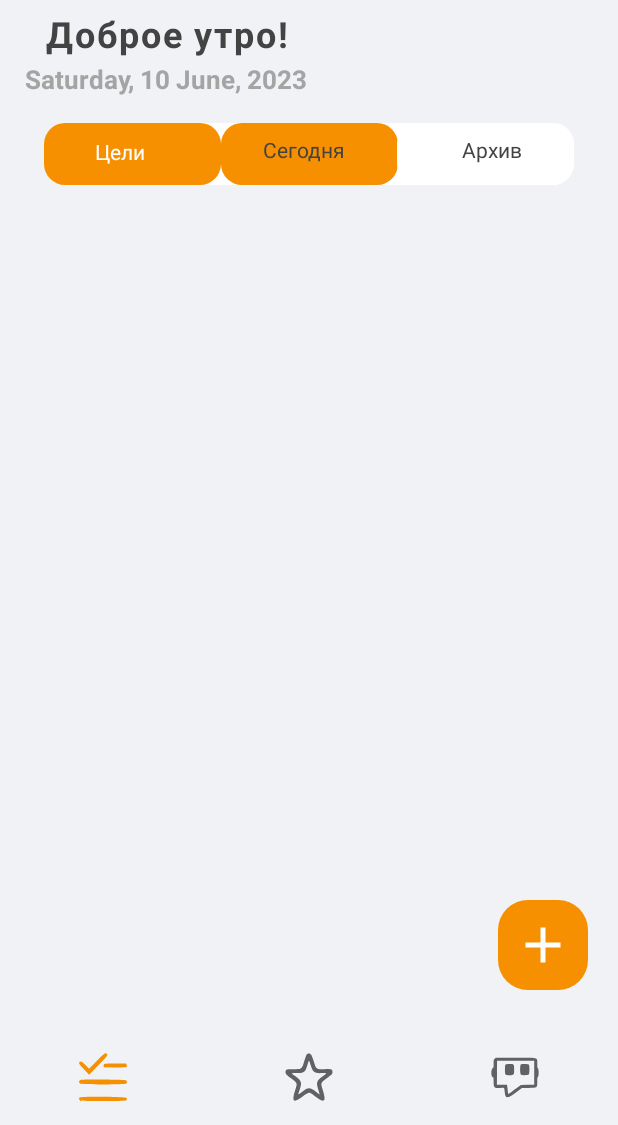
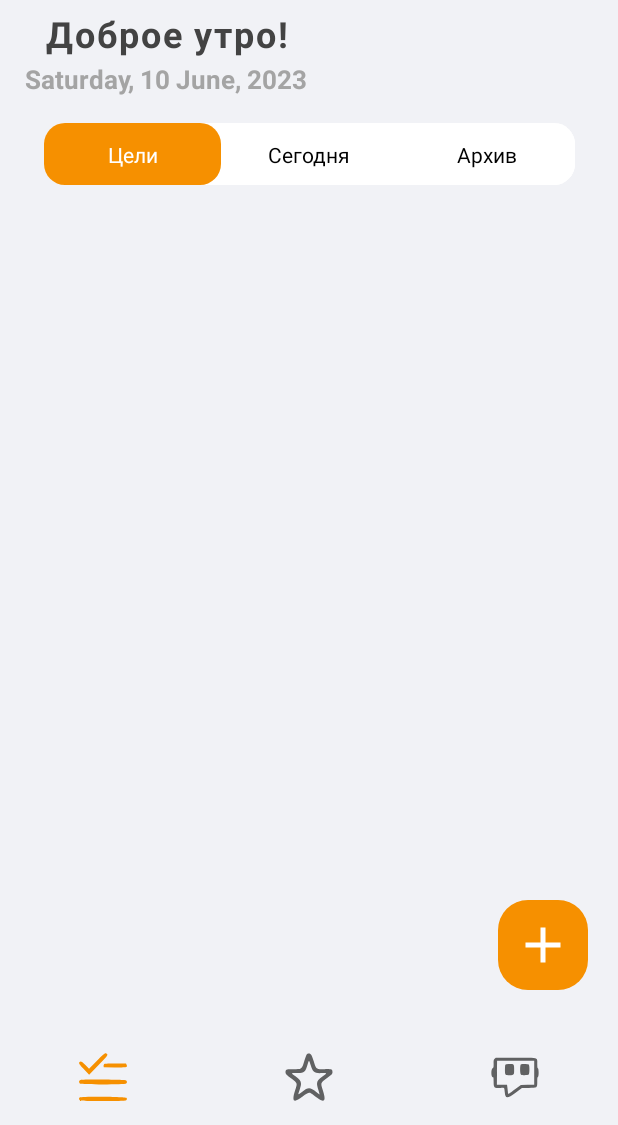
Before and after one commit to AlexValue/Goally, an Android app: the screen it shows after launch (MainActivity), on a phone screen of 412 x 824 dp, the part 111-1236 px from its top. Run offline under Robolectric (Android 15) with nearby library versions, the phone set to English and light mode, and no system bars; our stand-ins replace Room's generated code; Roboto replaces fonts that are not available here.

Commit message:
Адаптация некоторых элементов к темной теме. Небольшая вёрстка виджета смены страниц на главном экране.

```diff
--- a/app/src/main/res/drawable/achieve_active.xml
+++ b/app/src/main/res/drawable/achieve_active.xml
@@ -5,6 +5,6 @@
     android:viewportHeight="89">
   <path
       android:pathData="M42.25,1.65c-0.7,0.3 -3.05,6.25 -5.25,13.3 -4.9,15.5 -4.45,15.2 -21.15,15 -13.35,-0.2 -14.85,0.4 -14.85,5.65 0,3.15 0.8,3.95 10.5,11.1 12.75,9.4 12.5,8.75 7.95,22.45 -7.1,21.25 -3,24.55 14.35,11.7 11,-8.2 13.15,-8.65 18.85,-4.15 21.9,17.25 27.3,15.6 20.3,-6.2 -5,-15.4 -5.35,-14.3 7.8,-23.95 9.5,-6.95 10.25,-7.75 10.25,-10.9 0,-5.4 -1.55,-6 -14.9,-5.75 -16.45,0.3 -16.25,0.4 -20.7,-13.8 -4.5,-14.55 -6.75,-17 -13.15,-14.45zM49.3,22.8c3.8,12.75 7.8,15.4 21.9,14.45 9.5,-0.65 9.6,-0 1.15,5.75 -11.95,8.15 -13.05,11.4 -8.5,24.95 1.65,5 2.8,9.05 2.5,9.05 -0.25,-0 -3.15,-2.05 -6.4,-4.55 -11.85,-9.1 -15.45,-9.2 -26.8,-0.75 -8.9,6.65 -8.75,6.75 -5,-3.7 4.65,-13.1 3.45,-16.7 -8.1,-24.7 -8.95,-6.15 -8.85,-6.4 2.2,-6.15 14.25,0.35 16.85,-1.6 20.85,-15.4 2.75,-9.7 2.95,-9.65 6.2,1.05z"
-      android:fillColor="#f79000"
+      android:fillColor="?attr/colorPrimary"
       android:strokeColor="#00000000"/>
 </vector>
--- a/app/src/main/res/drawable/achieve_noactive.xml
+++ b/app/src/main/res/drawable/achieve_noactive.xml
@@ -5,6 +5,6 @@
     android:viewportHeight="89">
   <path
       android:pathData="M42.25,1.65c-0.7,0.3 -3.05,6.25 -5.25,13.3 -4.9,15.5 -4.45,15.2 -21.15,15 -13.35,-0.2 -14.85,0.4 -14.85,5.65 0,3.15 0.8,3.95 10.5,11.1 12.75,9.4 12.5,8.75 7.95,22.45 -7.1,21.25 -3,24.55 14.35,11.7 11,-8.2 13.15,-8.65 18.85,-4.15 21.9,17.25 27.3,15.6 20.3,-6.2 -5,-15.4 -5.35,-14.3 7.8,-23.95 9.5,-6.95 10.25,-7.75 10.25,-10.9 0,-5.4 -1.55,-6 -14.9,-5.75 -16.45,0.3 -16.25,0.4 -20.7,-13.8 -4.5,-14.55 -6.75,-17 -13.15,-14.45zM49.3,22.8c3.8,12.75 7.8,15.4 21.9,14.45 9.5,-0.65 9.6,-0 1.15,5.75 -11.95,8.15 -13.05,11.4 -8.5,24.95 1.65,5 2.8,9.05 2.5,9.05 -0.25,-0 -3.15,-2.05 -6.4,-4.55 -11.85,-9.1 -15.45,-9.2 -26.8,-0.75 -8.9,6.65 -8.75,6.75 -5,-3.7 4.65,-13.1 3.45,-16.7 -8.1,-24.7 -8.95,-6.15 -8.85,-6.4 2.2,-6.15 14.25,0.35 16.85,-1.6 20.85,-15.4 2.75,-9.7 2.95,-9.65 6.2,1.05z"
-      android:fillColor="#6f7071"
+      android:fillColor="?attr/colorPrimaryVariant"
       android:strokeColor="#00000000"/>
 </vector>
--- a/app/src/main/res/drawable/box_task.xml
+++ b/app/src/main/res/drawable/box_task.xml
@@ -1,5 +1,5 @@
 <?xml version="1.0" encoding="utf-8"?>
 <shape xmlns:android="http://schemas.android.com/apk/res/android" >
-    <solid android:color="#F1F2F6" />
+    <solid android:color="?attr/colorOnSecondary" />
     <corners android:radius="14dp" />
 </shape>
--- a/app/src/main/res/drawable/checkmark.xml
+++ b/app/src/main/res/drawable/checkmark.xml
@@ -5,6 +5,6 @@
     android:viewportWidth="24.0"
     android:viewportHeight="24.0">
     <path
-        android:fillColor="#000"
+        android:fillColor="?attr/colorSecondaryContainer"
         android:pathData="M9,16.2L4.8,12l-1.4,1.4L9,19 21,7l-1.4,-1.4L9,16.2z"/>
 </vector>
--- a/app/src/main/res/drawable/circle.xml
+++ b/app/src/main/res/drawable/circle.xml
@@ -5,6 +5,6 @@
     android:viewportWidth="24.0"
     android:viewportHeight="24.0">
     <path
-        android:fillColor="#000"
+        android:fillColor="?attr/colorSecondaryContainer"
         android:pathData="M12,2C6.48,2 2,6.48 2,12s4.48,10 10,10 10,-4.48 10,-10S17.52,2 12,2zM12,20c-4.41,0 -8,-3.59 -8,-8s3.59,-8 8,-8 8,3.59 8,8 -3.59,8 -8,8z"/>
 </vector>
--- a/app/src/main/res/drawable/custom_progress_bar.xml
+++ b/app/src/main/res/drawable/custom_progress_bar.xml
@@ -2,14 +2,15 @@
 <layer-list xmlns:android="http://schemas.android.com/apk/res/android">
     <item android:id="@android:id/background">
         <shape>
-            <solid android:color="#F1F2F6" />
+            <solid android:color="?attr/colorOnSecondary" />
+
             <corners android:radius="50dp"></corners>
         </shape>
     </item>
     <item android:id="@android:id/progress">
         <clip>
             <shape>
-                <solid android:color="#27CF0B" />
+                <solid android:color="?attr/colorOnPrimaryContainer" />
                 <corners android:radius="50dp"></corners>
             </shape>
         </clip>
--- a/app/src/main/res/drawable/progress_bar_background.xml
+++ b/app/src/main/res/drawable/progress_bar_background.xml
@@ -7,7 +7,7 @@
         android:right="5dp">
         <shape>
             <corners android:radius="10dp" />
-            <solid android:color="#F1F2F6" />
+            <solid android:color="?attr/colorOnSecondary" />
         </shape>
     </item>
 </layer-list>
--- a/app/src/main/res/drawable/progress_bar_progress.xml
+++ b/app/src/main/res/drawable/progress_bar_progress.xml
@@ -7,7 +7,7 @@
         android:right="5dp">
         <shape>
             <corners android:radius="10dp" />
-            <solid android:color="#27CF0B" />
+            <solid android:color="?attr/colorOnPrimaryContainer" />
         </shape>
     </item>
 </layer-list>
--- a/app/src/main/res/drawable/robot_active.xml
+++ b/app/src/main/res/drawable/robot_active.xml
@@ -5,14 +5,14 @@
     android:viewportHeight="119">
   <path
       android:pathData="M8.45,14.45c-2.25,2.3 -2.45,3.2 -2.45,12.25 0,9.25 -0.15,9.9 -2.25,10.8 -4.05,1.8 -3.85,22.5 0.25,22.5 1.85,-0 2,0.7 2,10.4 0,15.75 1.5,17.3 15.6,16.2 9.55,-0.8 8.9,-1.55 9.95,10.85 1.45,16.25 5.45,16.4 24.8,0.85l14.55,-11.7 15.65,-0.05c19.85,-0.05 19.45,0.25 19.45,-15.55 0,-8.65 0.3,-10.9 1.5,-11.35 2.2,-0.85 2.2,-19.85 0,-21.65 -1.15,-0.95 -1.5,-3.6 -1.5,-11.55 0,-15.75 4.45,-14.45 -50.2,-14.45l-44.9,-0 -2.45,2.45zM99,49l0,30 -15.25,-0 -15.25,0.05 -14.25,11.45c-16.8,13.6 -14.85,13 -15.65,4.75 -0.35,-3.7 -0.9,-8.9 -1.25,-11.5l-0.6,-4.75 -11.65,-0 -11.6,-0 0.25,-29.75c0.1,-16.35 0.25,-29.85 0.25,-30 0,-0.15 19.15,-0.25 42.5,-0.25l42.5,-0 0,30z"
-      android:fillColor="#f28e00"
+      android:fillColor="?attr/colorPrimary"
       android:strokeColor="#00000000"/>
   <path
       android:pathData="M33.55,28.55c-1.2,1.25 -1.55,3.95 -1.55,13 0,13.45 0,13.45 10.85,13.45 9.8,-0 10.15,-0.5 10.15,-14 0,-13.6 -0.3,-14 -10.5,-14 -5.35,-0 -7.8,0.45 -8.95,1.55z"
-      android:fillColor="#f28e00"
+      android:fillColor="?attr/colorPrimary"
       android:strokeColor="#00000000"/>
   <path
       android:pathData="M68.75,28.1c-2.8,1.6 -2.6,24.35 0.2,25.85 3.15,1.7 15.65,1.3 17.5,-0.5 2.25,-2.3 2.25,-22.6 0,-24.9 -1.85,-1.8 -14.8,-2.15 -17.7,-0.45z"
-      android:fillColor="#f28e00"
+      android:fillColor="?attr/colorPrimary"
       android:strokeColor="#00000000"/>
 </vector>
--- a/app/src/main/res/drawable/robot_noactive.xml
+++ b/app/src/main/res/drawable/robot_noactive.xml
@@ -5,14 +5,14 @@
     android:viewportHeight="119">
   <path
       android:pathData="M8.45,14.45c-2.25,2.3 -2.45,3.2 -2.45,12.25 0,9.25 -0.15,9.9 -2.25,10.8 -4.05,1.8 -3.85,22.5 0.25,22.5 1.85,-0 2,0.7 2,10.4 0,15.75 1.5,17.3 15.6,16.2 9.55,-0.8 8.9,-1.55 9.95,10.85 1.45,16.25 5.45,16.4 24.8,0.85l14.55,-11.7 15.65,-0.05c19.85,-0.05 19.45,0.25 19.45,-15.55 0,-8.65 0.3,-10.9 1.5,-11.35 2.2,-0.85 2.2,-19.85 0,-21.65 -1.15,-0.95 -1.5,-3.6 -1.5,-11.55 0,-15.75 4.45,-14.45 -50.2,-14.45l-44.9,-0 -2.45,2.45zM99,49l0,30 -15.25,-0 -15.25,0.05 -14.25,11.45c-16.8,13.6 -14.85,13 -15.65,4.75 -0.35,-3.7 -0.9,-8.9 -1.25,-11.5l-0.6,-4.75 -11.65,-0 -11.6,-0 0.25,-29.75c0.1,-16.35 0.25,-29.85 0.25,-30 0,-0.15 19.15,-0.25 42.5,-0.25l42.5,-0 0,30z"
-      android:fillColor="#646566"
+      android:fillColor="?attr/colorPrimaryVariant"
       android:strokeColor="#00000000"/>
   <path
       android:pathData="M33.55,28.55c-1.2,1.25 -1.55,3.95 -1.55,13 0,13.45 0,13.45 10.85,13.45 9.8,-0 10.15,-0.5 10.15,-14 0,-13.6 -0.3,-14 -10.5,-14 -5.35,-0 -7.8,0.45 -8.95,1.55z"
-      android:fillColor="#646566"
+      android:fillColor="?attr/colorPrimaryVariant"
       android:strokeColor="#00000000"/>
   <path
       android:pathData="M68.75,28.1c-2.8,1.6 -2.6,24.35 0.2,25.85 3.15,1.7 15.65,1.3 17.5,-0.5 2.25,-2.3 2.25,-22.6 0,-24.9 -1.85,-1.8 -14.8,-2.15 -17.7,-0.45z"
-      android:fillColor="#646566"
+      android:fillColor="?attr/colorPrimaryVariant"
       android:strokeColor="#00000000"/>
 </vector>
--- a/app/src/main/res/drawable/tasks_noactive.xml
+++ b/app/src/main/res/drawable/tasks_noactive.xml
@@ -5,18 +5,18 @@
     android:viewportHeight="92">
   <path
       android:pathData="M34.7,15.1l-15,15.05 -7.1,-7.05c-7.25,-7.2 -9.4,-8.25 -11.55,-5.65 -2,2.4 -1,3.9 9.1,14.35l9.7,9.95 18.05,-18.2c18.7,-18.8 19.15,-19.35 16.55,-22 -2.9,-2.85 -4.6,-1.65 -19.75,13.55z"
-      android:fillColor="#656667"
+      android:fillColor="?attr/colorPrimaryVariant"
       android:strokeColor="#00000000"/>
   <path
       android:pathData="M49.05,21.45c-0.65,0.8 -1.05,2.5 -0.9,3.75l0.35,2.3 21.6,0.25c23.9,0.3 25.45,-0.05 23.05,-5.3l-1.1,-2.45 -20.9,-0c-17,-0 -21.15,0.25 -22.1,1.45z"
-      android:fillColor="#656667"
+      android:fillColor="?attr/colorPrimaryVariant"
       android:strokeColor="#00000000"/>
   <path
       android:pathData="M3,51.75c-3.2,1.2 -3.85,4.25 -1.45,6.7 2.4,2.35 88.5,2.35 90.9,-0 1.95,-2 1.95,-3.9 0,-5.9 -1.6,-1.55 -85.45,-2.35 -89.45,-0.8z"
-      android:fillColor="#656667"
+      android:fillColor="?attr/colorPrimaryVariant"
       android:strokeColor="#00000000"/>
   <path
       android:pathData="M1.2,85.2c-1.65,1.65 -1.5,3.35 0.35,5.25 2.4,2.35 88.5,2.35 90.9,-0 1.85,-1.9 1.85,-2 0.5,-4.5 -1.25,-2.4 -89.4,-3.1 -91.75,-0.75z"
-      android:fillColor="#656667"
+      android:fillColor="?attr/colorPrimaryVariant"
       android:strokeColor="#00000000"/>
 </vector>
--- a/app/src/main/res/layout/activity_goal_view.xml
+++ b/app/src/main/res/layout/activity_goal_view.xml
@@ -12,6 +12,7 @@
         android:layout_height="40dp"
         android:layout_marginBottom="16dp"
         android:text="@string/DeleteGoal"
+        android:textColor="@color/white"
         style="@style/NoShadowButtonStyle"
         app:layout_constraintBottom_toBottomOf="parent"
         app:layout_constraintEnd_toEndOf="parent"
@@ -38,7 +39,7 @@
         android:contentDescription="@string/DiscriptionZero"
         android:gravity="center"
         android:text="@string/Goal"
-        android:textColor="@color/black"
+        android:textColor="?attr/colorSecondaryContainer"
         android:textSize="20sp"
         app:layout_constraintEnd_toEndOf="parent"
         app:layout_constraintHorizontal_bias="0.098"
--- a/app/src/main/res/layout/activity_main.xml
+++ b/app/src/main/res/layout/activity_main.xml
@@ -45,7 +45,7 @@
         android:id="@+id/bottomNavigationView"
         android:layout_width="match_parent"
         android:layout_height="wrap_content"
-        android:background="@color/background"
+        android:background="?attr/colorOnSecondary"
         app:itemIconSize="32dp"
         style="@style/BottomNavigationStyle"
         app:elevation="0dp"
--- a/app/src/main/res/layout/fragment_goals.xml
+++ b/app/src/main/res/layout/fragment_goals.xml
@@ -37,8 +37,8 @@
         app:layout_constraintTop_toBottomOf="@+id/goals" />
 
     <ImageView
-        android:id="@+id/imageView2"
-        android:layout_width="353dp"
+        android:id="@+id/main_widget_bg"
+        android:layout_width="354dp"
         android:layout_height="41dp"
         android:layout_marginTop="156dp"
         android:src="@drawable/goal_item_background"
@@ -47,73 +47,72 @@
         app:layout_constraintStart_toStartOf="parent"
         app:layout_constraintTop_toTopOf="parent" />
 
-
     <ImageButton
-        android:id="@+id/imageButton7"
+        android:id="@+id/main_widget_goals_button"
         android:layout_width="118dp"
         android:layout_height="41dp"
         android:background="@null"
         android:src="@drawable/button_background_rounded"
-        app:layout_constraintStart_toStartOf="@id/imageView2"
-        app:layout_constraintTop_toTopOf="@id/imageView2"
-        app:layout_constraintBottom_toBottomOf="@id/imageView2" />
+        app:layout_constraintStart_toStartOf="@id/main_widget_bg"
+        app:layout_constraintTop_toTopOf="@id/main_widget_bg"
+        app:layout_constraintBottom_toBottomOf="@id/main_widget_bg" />
 
     <TextView
-        android:id="@+id/textView2"
-        android:layout_width="36dp"
-        android:layout_height="20.5dp"
-        android:layout_marginTop="165dp"
+        android:id="@+id/main_widget_goals_text"
+        android:layout_width="wrap_content"
+        android:layout_height="wrap_content"
         android:fontFamily="sans-serif"
         android:text="@string/Goals"
         android:textColor="@color/white"
-        app:layout_constraintEnd_toEndOf="parent"
-        app:layout_constraintHorizontal_bias="0.168"
-        app:layout_constraintStart_toStartOf="parent"
-        app:layout_constraintTop_toTopOf="parent" />
+        app:layout_constraintStart_toStartOf="@id/main_widget_goals_button"
+        app:layout_constraintEnd_toEndOf="@id/main_widget_goals_button"
+        app:layout_constraintTop_toTopOf="@id/main_widget_goals_button"
+        app:layout_constraintBottom_toBottomOf="@id/main_widget_goals_button" />
 
     <ImageButton
-        android:id="@+id/imageButton8"
-        android:layout_width="118dp"
-        android:layout_height="41dp"
-        android:background="@null"
-        android:src="@drawable/button_background_rounded"
-        app:layout_constraintStart_toEndOf="@id/imageButton7"
-        app:layout_constraintEnd_toStartOf="@id/imageButton6"
-        app:layout_constraintTop_toTopOf="@id/imageView2"
-        app:layout_constraintBottom_toBottomOf="@id/imageView2" />
-
-    <TextView
-        android:id="@+id/textView3"
-        android:layout_width="55dp"
-        android:layout_height="20.5dp"
-        android:layout_marginStart="76dp"
-        android:layout_marginTop="164dp"
-        android:fontFamily="sans-serif"
-        android:text="@string/Today"
-        android:textColor="?attr/colorSecondary"
-        app:layout_constraintStart_toEndOf="@+id/textView2"
-        app:layout_constraintTop_toTopOf="parent" />
-
-    <ImageButton
-        android:id="@+id/imageButton6"
+        android:id="@+id/main_widget_today_button"
         android:layout_width="118dp"
         android:layout_height="41dp"
         android:background="@null"
         android:src="@drawable/goal_item_background"
-        app:layout_constraintEnd_toEndOf="@id/imageView2"
-        app:layout_constraintTop_toTopOf="@id/imageView2"
-        app:layout_constraintBottom_toBottomOf="@id/imageView2" />
+        app:layout_constraintStart_toEndOf="@id/main_widget_goals_button"
+        app:layout_constraintEnd_toStartOf="@id/main_widget_archive_button"
+        app:layout_constraintTop_toTopOf="@id/main_widget_bg"
+        app:layout_constraintBottom_toBottomOf="@id/main_widget_bg" />
 
     <TextView
-        android:layout_width="42dp"
-        android:layout_height="20.5dp"
-        android:layout_marginStart="308dp"
-        android:layout_marginTop="164dp"
+        android:id="@+id/main_widget_today_text"
+        android:layout_width="wrap_content"
+        android:layout_height="wrap_content"
+        android:fontFamily="sans-serif"
+        android:text="@string/Today"
+        android:textColor="?attr/colorSecondaryContainer"
+        app:layout_constraintStart_toStartOf="@id/main_widget_today_button"
+        app:layout_constraintEnd_toEndOf="@id/main_widget_today_button"
+        app:layout_constraintTop_toTopOf="@id/main_widget_today_button"
+        app:layout_constraintBottom_toBottomOf="@id/main_widget_today_button" />
+
+    <ImageButton
+        android:id="@+id/main_widget_archive_button"
+        android:layout_width="118dp"
+        android:layout_height="41dp"
+        android:background="@null"
+        android:src="@drawable/goal_item_background"
+        app:layout_constraintEnd_toEndOf="@id/main_widget_bg"
+        app:layout_constraintTop_toTopOf="@id/main_widget_bg"
+        app:layout_constraintBottom_toBottomOf="@id/main_widget_bg" />
+
+    <TextView
+        android:id="@+id/main_widget_archive_text"
+        android:layout_width="wrap_content"
+        android:layout_height="wrap_content"
         android:fontFamily="sans-serif"
         android:text="@string/Archive"
-        android:textColor="?attr/colorSecondary"
-        app:layout_constraintStart_toStartOf="parent"
-        app:layout_constraintTop_toTopOf="parent" />
+        android:textColor="?attr/colorSecondaryContainer"
+        app:layout_constraintStart_toStartOf="@id/main_widget_archive_button"
+        app:layout_constraintEnd_toEndOf="@id/main_widget_archive_button"
+        app:layout_constraintTop_toTopOf="@id/main_widget_archive_button"
+        app:layout_constraintBottom_toBottomOf="@id/main_widget_archive_button" />
 
     <ScrollView
         android:id="@+id/listGoals"
--- a/app/src/main/res/values-night/themes.xml
+++ b/app/src/main/res/values-night/themes.xml
@@ -8,7 +8,8 @@
         <!-- Secondary brand color. -->
         <item name="colorSecondary">@color/textColor_main_dark</item>
         <item name="colorSecondaryVariant">@color/textColor_second_dark</item>
-        <item name="colorOnSecondary">@color/black</item>
+        <item name="colorSecondaryContainer">@color/textColor_main_dark</item>
+        <item name="colorOnSecondary">@color/background_dark</item>
         <!-- Status bar color. -->
         <item name="android:statusBarColor">@color/blue</item> <!-- Цвет верхней строки -->
         <item name="android:windowLightStatusBar">false</item> <!-- Текст на верхней строке будет тёмным -->
@@ -17,5 +18,7 @@
         <item name="android:windowLightNavigationBar">false</item> <!-- Цвет иконок на панели навигации будет тёмным -->
 
         <item name="android:windowBackground">@color/background_dark</item>
+
+        <item name="colorOnPrimaryContainer">@color/progress_dark</item>
     </style>
 </resources>
--- a/app/src/main/res/values/colors.xml
+++ b/app/src/main/res/values/colors.xml
@@ -23,5 +23,7 @@
     <color name="item_background_dark">#261D32</color>
     <color name="item_fill_light">#6F7071</color>
     <color name="item_fill_dark">#644C86</color>
+    <color name="progress_light">#27CF0B</color>
+    <color name="progress_dark">#3EB42B</color>
 
 </resources>
--- a/app/src/main/res/values/themes.xml
+++ b/app/src/main/res/values/themes.xml
@@ -8,7 +8,8 @@
         <!-- Secondary brand color. -->
         <item name="colorSecondary">@color/textColor_main_light</item>
         <item name="colorSecondaryVariant">@color/textColor_second_light</item>
-        <item name="colorOnSecondary">@color/black</item>
+        <item name="colorSecondaryContainer">@color/black</item>
+        <item name="colorOnSecondary">@color/background</item>
         <!-- Status bar color. -->
         <item name="android:statusBarColor">@color/background</item> <!-- Цвет верхней строки -->
         <item name="android:windowLightStatusBar">true</item> <!-- Текст на верхней строке будет тёмным -->
@@ -17,6 +18,8 @@
         <item name="android:windowLightNavigationBar">true</item> <!-- Цвет иконок на панели навигации будет тёмным -->
 
         <item name="android:windowBackground">@color/background</item>
+
+        <item name="colorOnPrimaryContainer">@color/progress_light</item>
         <item name="android:textAllCaps">false</item>
     </style>
 </resources>
```
Also changed, not shown: app/src/main/java/com/example/mygoallyapp/GoalView.kt (+21 -5 lines), app/src/main/java/com/example/mygoallyapp/GoalsFragment.kt (+6 -2 lines), app/src/main/res/drawable/tasks_active.xml (+4 -4 lines).
